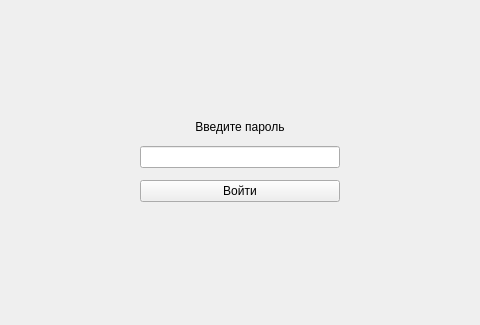
Above: ui/PasswdWaitPage.ui from m6v/sobol before the change; both pictures show x 139 to 619 and y 251 to 576 of the 758 by 576 pixel window. Below: the same form after it.
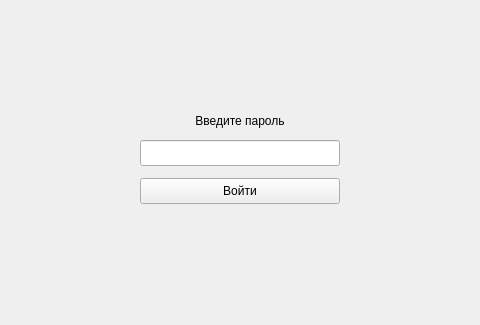
That is the form after the change.

The edit to the form file:
```diff
--- a/ui/PasswdWaitPage.ui
+++ b/ui/PasswdWaitPage.ui
@@ -84,9 +84,12 @@
        <property name="minimumSize">
         <size>
          <width>200</width>
-         <height>0</height>
+         <height>26</height>
         </size>
        </property>
+       <property name="echoMode">
+        <enum>QLineEdit::Password</enum>
+       </property>
       </widget>
      </item>
      <item>
@@ -100,7 +103,7 @@
        <property name="minimumSize">
         <size>
          <width>200</width>
-         <height>0</height>
+         <height>26</height>
         </size>
        </property>
        <property name="text">
```
